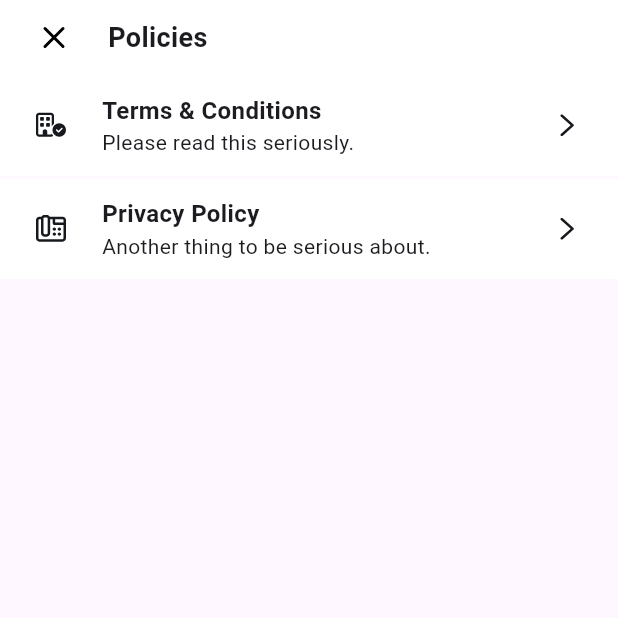
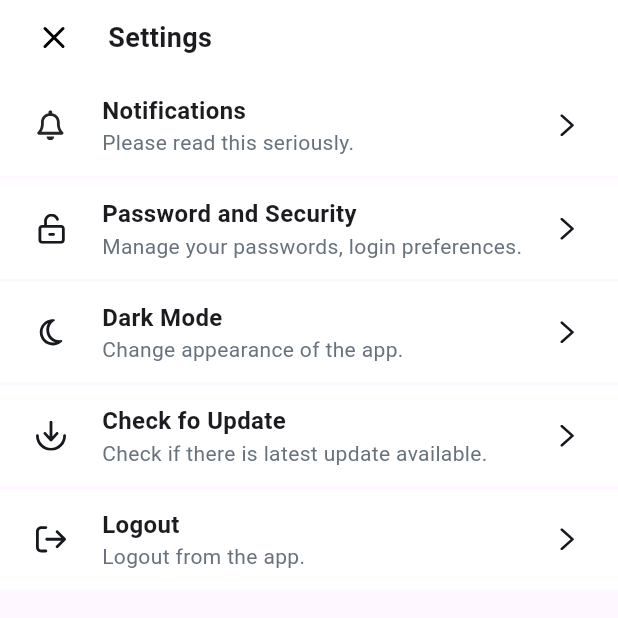
Before and after one commit to alekh09/merodiscountsv2, a Flutter app: the screen it shows after launch, on a phone screen of 412 x 824 dp, the top half of it. Run offline on Flutter 3.47's test engine with Material 3 defaults, Android fonts, the phone set to English and light mode, and no system bars; our stand-ins replace cached_network_image, flutter_svg; Roboto replaces fonts that are missing (SFPro).

Commit message:
new branch settings completed

```diff
--- a/lib/core/utils/asset_provider.dart
+++ b/lib/core/utils/asset_provider.dart
@@ -44,6 +44,10 @@ class _AssetsSvgImagesGen {
   String get right_more => '$kSvgImagesPath/right_more.svg';
   String get cross => '$kSvgImagesPath/cross.svg';
   String get phone_office => '$kSvgImagesPath/phone-office.svg';
+  String get lock => '$kSvgImagesPath/lock.svg';
+  String get moon => '$kSvgImagesPath/moon.svg';
+  String get logout => '$kSvgImagesPath/logout.svg';
+  String get updates => '$kSvgImagesPath/updates.svg';
 
 
 
--- a/lib/main.dart
+++ b/lib/main.dart
@@ -4,6 +4,7 @@ import 'package:mero_discountsv2/screens/home_page.dart';
 import 'package:mero_discountsv2/screens/more.dart';
 import 'package:mero_discountsv2/screens/policies_sub_page/policies_page.dart';
 import 'package:mero_discountsv2/screens/profile_page/profile_page.dart';
+import 'package:mero_discountsv2/screens/settings/settings.dart';
 import 'package:mero_discountsv2/screens/vendor_about_page/about_vendor.dart';
 import 'package:mero_discountsv2/screens/vendor_about_page/vendor_review.dart';
 import 'package:mero_discountsv2/screens/vendorpage/item_description.dart';
@@ -20,7 +21,7 @@ class MyApp extends StatelessWidget {
   @override
   Widget build(BuildContext context) {
     return const  MaterialApp(
-      home: PoliciesPage(),
+      home: SettingsPage(),
     );
   }
 }
--- /dev/null
+++ b/lib/screens/settings/settings.dart
@@ -0,0 +1,249 @@
+import 'package:flutter/material.dart';
+import 'package:flutter_svg/svg.dart';
+import 'package:mero_discountsv2/core/constants/color_constants.dart';
+import 'package:mero_discountsv2/core/utils/asset_provider.dart';
+import 'package:mero_discountsv2/core/utils/util.dart';
+import 'package:mero_discountsv2/features/widgets/responsive_text.dart';
+
+class SettingsPage extends StatelessWidget {
+  const SettingsPage({super.key});
+
+  @override
+  Widget build(BuildContext context) {
+    return Scaffold(
+      // backgroundColor: Color(0xffF5F5F5),
+      body: SingleChildScrollView(
+        child: SafeArea(
+          child: Column(
+            children: <Widget>[
+              Container(
+                padding: EdgeInsets.symmetric(horizontal: kHorizontalMargin, vertical: kVerticalMargin),
+                color: Colors.white,
+                child: Row(
+                  children: [
+                    SvgPicture.asset(
+                      Assets.svgImages.cross
+                    ),
+                    SizedBox(width: kHorizontalMargin,),
+                    ResponsiveText(
+                      "Settings",
+                      fontSize: 18,
+                      fontWeight: FontWeight.w700,
+                    )
+                  ],
+                ),
+              ),
+              Container(
+                padding: EdgeInsets.symmetric(horizontal: kHorizontalMargin, vertical: kVerticalMargin),
+                // height: 100,
+                width: double.infinity,
+                decoration: BoxDecoration(color: Colors.white),
+                child: Row(
+                  children: [
+                    SvgPicture.asset(
+                      Assets.svgImages.bell,
+                      height: 20,
+                      width: 20,
+                    ),
+                    SizedBox(width: kHorizontalMargin),
+                    Expanded(
+                      child: Column(
+                        crossAxisAlignment: CrossAxisAlignment.start,
+                        children: [
+                          ResponsiveText(
+                            "Notifications",
+                            fontSize: 16,
+                            fontWeight: FontWeight.w700,
+                            // textColor: Colors.,
+                          ),
+                          ResponsiveText(
+                            "Please read this seriously.",
+                            textColor: Color(kBaseLight),
+                            fontSize: 14,
+                            fontWeight: FontWeight.w400,
+                          ),
+                        ],
+                      ),
+                    ),
+                    SvgPicture.asset(
+                      Assets.svgImages.right_more,
+                      height: 20,
+                      width: 20,
+                    ),
+                  ],
+                ),
+              ),
+              SizedBox(height: 2,),
+              // Divider(thickness: 1,),
+              Container(
+                padding: EdgeInsets.symmetric(horizontal: kHorizontalMargin, vertical: kVerticalMargin),
+                // height: 100,
+                width: double.infinity,
+                decoration: BoxDecoration(color: Colors.white),
+                child: Row(
+                  children: [
+                    SvgPicture.asset(
+                      Assets.svgImages.lock,
+                      height: 20,
+                      width: 20,
+                    ),
+                    SizedBox(width: kHorizontalMargin),
+                    Expanded(
+                      child: Column(
+                        crossAxisAlignment: CrossAxisAlignment.start,
+                        children: [
+                          ResponsiveText(
+                            "Password and Security",
+                            fontSize: 16,
+                            fontWeight: FontWeight.w700,
+                            // textColor: Colors.,
+                          ),
+                          ResponsiveText(
+                            "Manage your passwords, login preferences.",
+                            textColor: Color(kBaseLight),
+                            fontSize: 14,
+                            fontWeight: FontWeight.w400,
+                          ),
+                        ],
+                      ),
+                    ),
+                    SvgPicture.asset(
+                      Assets.svgImages.right_more,
+                      height: 20,
+                      width: 20,
+                    ),
+                  ],
+                )
+              ),
+              SizedBox(height: 2,),
+              // Divider(thickness: 1,),
+              Container(
+                padding: EdgeInsets.symmetric(horizontal: kHorizontalMargin, vertical: kVerticalMargin),
+                // height: 100,
+                width: double.infinity,
+                decoration: BoxDecoration(color: Colors.white),
+                child: Row(
+                  children: [
+                    SvgPicture.asset(
+                      Assets.svgImages.moon,
+                      height: 20,
+                      width: 20,
+                    ),
+                    SizedBox(width: kHorizontalMargin),
+                    Expanded(
+                      child: Column(
+                        crossAxisAlignment: CrossAxisAlignment.start,
+                        children: [
+                          ResponsiveText(
+                            "Dark Mode",
+                            fontSize: 16,
+                            fontWeight: FontWeight.w700,
+                            // textColor: Colors.,
+                          ),
+                          ResponsiveText(
+                            "Change appearance of the app.",
+                            textColor: Color(kBaseLight),
+                            fontSize: 14,
+                            fontWeight: FontWeight.w400,
+                          ),
+                        ],
+                      ),
+                    ),
+                    SvgPicture.asset(
+                      Assets.svgImages.right_more,
+                      height: 20,
+                      width: 20,
+                    ),
+                  ],
+                )
+              ),
+              SizedBox(height: 2,),
+              // Divider(thickness: 1,),
+              Container(
+                padding: EdgeInsets.symmetric(horizontal: kHorizontalMargin, vertical: kVerticalMargin),
+                // height: 100,
+                width: double.infinity,
+                decoration: BoxDecoration(color: Colors.white),
+                child: Row(
+                  children: [
+                    SvgPicture.asset(
+                      Assets.svgImages.updates,
+                      height: 20,
+                      width: 20,
+                    ),
+                    SizedBox(width: kHorizontalMargin),
+                    Expanded(
+                      child: Column(
+                        crossAxisAlignment: CrossAxisAlignment.start,
+                        children: [
+                          ResponsiveText(
+                            "Check fo Update",
+                            fontSize: 16,
+                            fontWeight: FontWeight.w700,
+                            // textColor: Colors.,
+                          ),
+                          ResponsiveText(
+                            "Check if there is latest update available.",
+                            textColor: Color(kBaseLight),
+                            fontSize: 14,
+                            fontWeight: FontWeight.w400,
+                          ),
+                        ],
+                      ),
+                    ),
+                    SvgPicture.asset(
+                      Assets.svgImages.right_more,
+                      height: 20,
+                      width: 20,
+                    ),
+                  ],
+                )
+              ),
+              SizedBox(height: 2,),
+              // Divider(thickness: 1,),
+              Container(
+                padding: EdgeInsets.symmetric(horizontal: kHorizontalMargin, vertical: kVerticalMargin),
+                // height: 100,
+                width: double.infinity,
+                decoration: BoxDecoration(color: Colors.white),
+                child: Row(
+                  children: [
+                    SvgPicture.asset(
+                      Assets.svgImages.logout,
+                      height: 20,
+                      width: 20,
+                    ),
+                    SizedBox(width: kHorizontalMargin),
+                    Expanded(
+                      child: Column(
+                        crossAxisAlignment: CrossAxisAlignment.start,
+                        children: [
+                          ResponsiveText(
+                            "Logout",
+                            fontSize: 16,
+                            fontWeight: FontWeight.w700,
+                            // textColor: Colors.,
+                          ),
+                          ResponsiveText(
+                            "Logout from the app.",
+                            textColor: Color(kBaseLight),
+                            fontSize: 14,
+                            fontWeight: FontWeight.w400,
+                          ),
+                        ],
+                      ),
+                    ),
+                    SvgPicture.asset(
+                      Assets.svgImages.right_more,
+                      height: 20,
+                      width: 20,
+                    ),
+                  ],
+                )
+              ),
+            ]
+          )),
+      ),
+    );
+  }
+}
```
Also changed, not shown: assets/svg_images/lock.svg (added), assets/svg_images/logout.svg (added), assets/svg_images/moon.svg (added), assets/svg_images/updates.svg (added).
